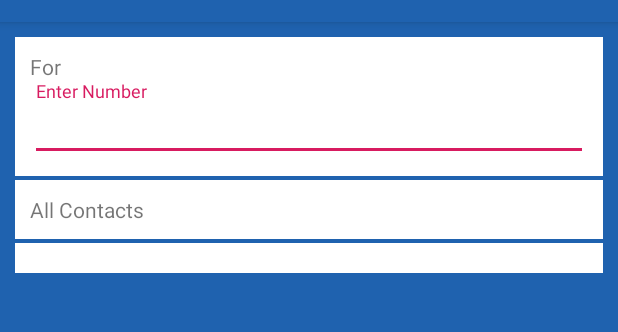
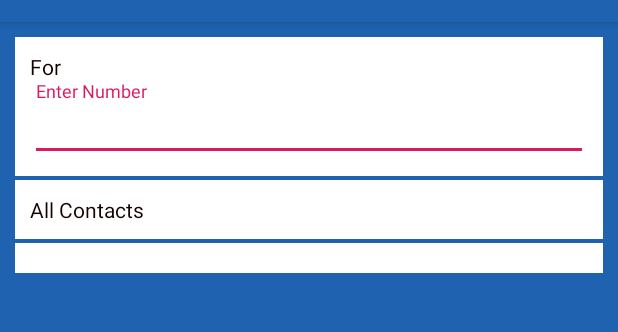
Before and after one commit to shadhin056/Show-Contact-And-Search-And-Recent-Iist-Using-RecyclerView, an Android app: the screen it shows after launch (ContactActivity), on a phone screen of 412 x 824 dp, the part 62-394 px from its top. Run offline under Robolectric (Android 15) with nearby library versions, the phone set to English and light mode, and no system bars; 2 statements that could not run were skipped.

Commit message:
bug fixed

```diff
--- a/app/src/main/AndroidManifest.xml
+++ b/app/src/main/AndroidManifest.xml
@@ -22,11 +22,6 @@
             </intent-filter>
         </activity>
         <activity android:name=".MainActivity">
-            <intent-filter>
-                <action android:name="android.intent.action.MAIN" />
-
-                <category android:name="android.intent.category.LAUNCHER" />
-            </intent-filter>
         </activity>
     </application>
 
--- a/app/src/main/res/layout/activity_contact.xml
+++ b/app/src/main/res/layout/activity_contact.xml
@@ -23,6 +23,7 @@
             android:layout_width="match_parent"
             android:layout_height="wrap_content">
             <TextView
+                android:textColor="@color/black"
                 android:text="For"
                 android:layout_width="match_parent"
                 android:layout_height="wrap_content" />
@@ -53,6 +54,7 @@
             android:layout_width="match_parent"
             android:layout_height="wrap_content">
             <TextView
+                android:textColor="@color/black"
                 android:text="All Contacts"
                 android:layout_width="match_parent"
                 android:layout_height="wrap_content" />
--- a/app/src/main/res/values/colors.xml
+++ b/app/src/main/res/values/colors.xml
@@ -14,4 +14,5 @@
     <color name="list_row_hover_end_color">#ebeef0</color>
     <color name="contact_name">#333333</color>
     <color name="contact_number">#8c8c8c</color>
+    <color name="black">#160101</color>
 </resources>
```
